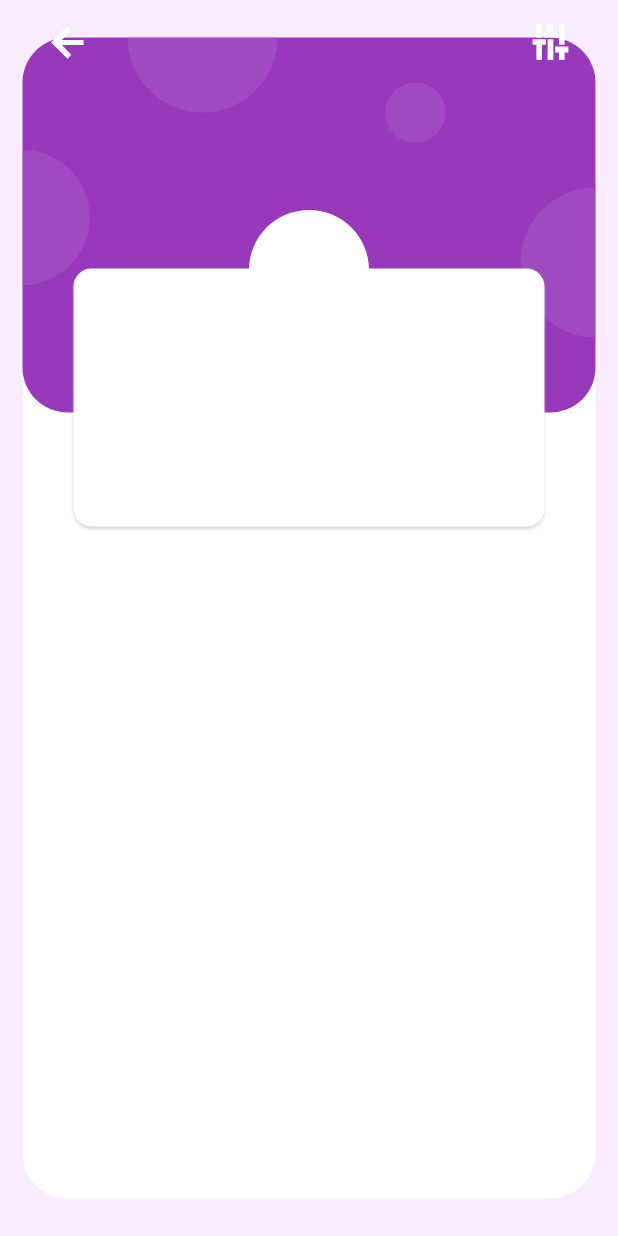
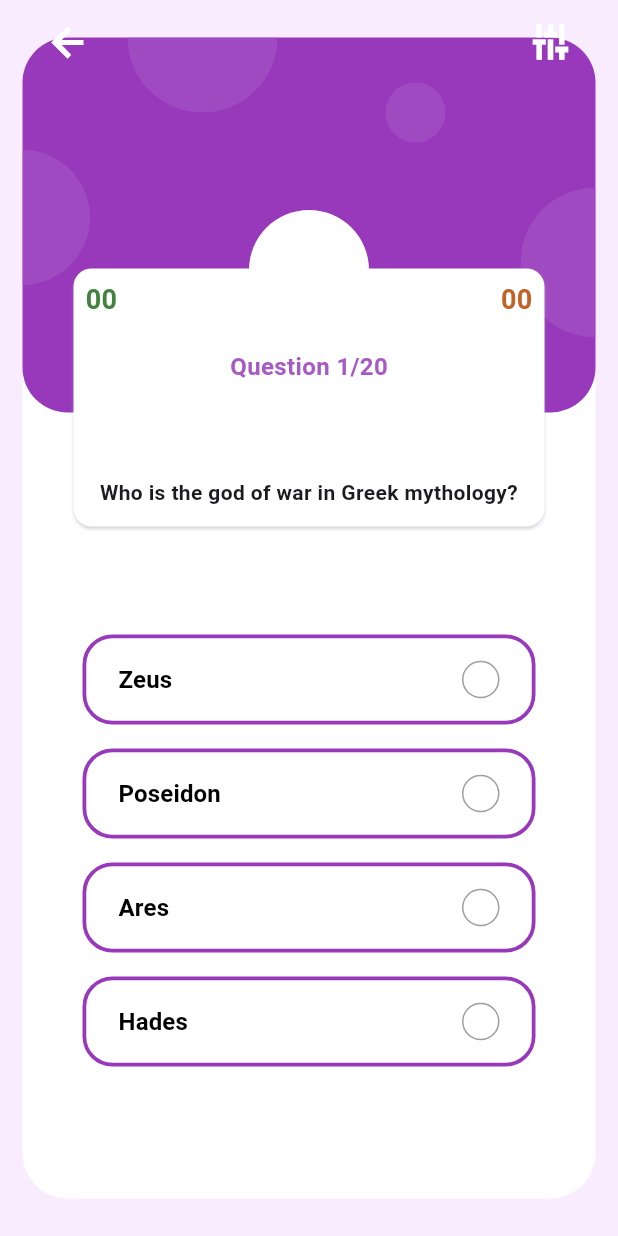
Before and after one commit to Rivalst/quiz_app_3, a Flutter app: the screen it shows after launch, on a phone screen of 412 x 824 dp. Run offline on Flutter 3.47's test engine with Material 3 defaults, Android fonts, the phone set to English and light mode, and no system bars; our stand-ins replace bloc, flutter_bloc, freezed_annotation.

Commit message:
Created buttons

```diff
--- a/lib/src/core/util/helper.dart
+++ b/lib/src/core/util/helper.dart
@@ -34,6 +34,15 @@ class QuizHelperOlympusOfZeusQuestions extends QuizHelper {
         {'text': 'El Dorado', 'score': 0},
         {'text': 'Asgard', 'score': 0},
         {'text': 'Elysium', 'score': 100},
+      ],
+    },
+    {
+      'questionText': 'What were Zeus\' brothers names.?',
+      'answers': [
+        {'text': 'Hephastus and Apollo', 'score': 0},
+        {'text': 'Hermes and Cronos', 'score': 0},
+        {'text': 'Poisiden And Hades', 'score': 100},
+        {'text': 'Hades and Ares', 'score': 0},
       ],
     },
     {
--- a/lib/src/core/util/theme.dart
+++ b/lib/src/core/util/theme.dart
@@ -1,4 +1,3 @@
-
 import 'dart:ui';
 
 /// {@template initialization_processor}
@@ -10,6 +9,9 @@ abstract class AppColors {
   static const whitePurple = Color(0xFFf8ecfe);
   static const white = Color(0xFFFFFFFF);
   static const purple = Color(0xFF9838bb);
+  static const lightPurple = Color(0xFFa75ac4);
   static const lowPurple = Color(0xFFa04ac1);
   static const green = Color(0xFF41823f);
+  static const orange = Color(0xFFc26226);
+  static const red = Color(0xFFe74c45);
 }
--- a/lib/src/features/quiz/bloc/quiz_score_bloc.dart
+++ b/lib/src/features/quiz/bloc/quiz_score_bloc.dart
@@ -7,19 +7,20 @@ part 'quiz_score_bloc.freezed.dart';
 class QuizScoreState with _$QuizScoreState {
   const QuizScoreState._();
 
-  (
-    int score,
-    int correctAnswers,
-    int incorrectAnswers,
-    int currentQuizIndex
-  ) get count => when<
+  (int score, int correctAnswers, int incorrectAnswers, int currentQuizIndex)
+      get count => when<
               (
                 int score,
                 int correctAnswers,
                 int incorrectAnswers,
                 int currentQuizIndex
               )>(
-        initial: (score, correctAnswers, incorrectAnswers, currentQuizIndex,) =>
+            initial: (
+              score,
+              correctAnswers,
+              incorrectAnswers,
+              currentQuizIndex,
+            ) =>
                 (score, correctAnswers, incorrectAnswers, currentQuizIndex),
           );
 
@@ -42,9 +43,9 @@ class QuizScoreEvent with _$QuizScoreEvent {
 class QuizScoreBloc extends Bloc<QuizScoreEvent, QuizScoreState> {
   QuizScoreBloc() : super(QuizScoreState.initial()) {
     on<QuizScoreEvent>(
-      (event, emitter) {
-        event.map(
-          increment: (event) {
+      (event, emitter) async {
+        await event.map(
+          increment: (event) async {
             int correctAnswersIncrement = event.isCorrectAnswer ? 1 : 0;
             int incorrectAnswersIncrement = event.isCorrectAnswer ? 0 : 1;
 
@@ -54,8 +55,12 @@ class QuizScoreBloc extends Bloc<QuizScoreEvent, QuizScoreState> {
                 correctAnswers: state.correctAnswers + correctAnswersIncrement,
                 incorrectAnswers:
                     state.incorrectAnswers + incorrectAnswersIncrement,
-                currentQuizIndex: state.currentQuizIndex + 1,
               ),
+            );
+            await Future.delayed(const Duration(seconds: 3));
+
+            emitter(
+              state.copyWith(currentQuizIndex: state.currentQuizIndex + 1),
             );
           },
         );
--- /dev/null
+++ b/lib/src/features/quiz/widgets/helpers/buttons.dart
@@ -0,0 +1,203 @@
+import 'package:flutter/material.dart';
+import 'package:quiz_app_3/src/core/util/theme.dart';
+import 'package:quiz_app_3/src/features/app/model/quiz_model/quiz_model.dart';
+
+class Buttons extends StatefulWidget {
+  final Quiz quiz;
+  final Function({
+    required int score,
+    required bool isCorrect,
+  }) selectedAnswer;
+
+  const Buttons({
+    super.key,
+    required this.quiz,
+    required this.selectedAnswer,
+  });
+
+  @override
+  State<Buttons> createState() => _ButtonsState();
+}
+
+class _ButtonsState extends State<Buttons> {
+  String? _selectedAnswer;
+  bool _answered = false;
+
+  @override
+  void didUpdateWidget(covariant Buttons oldWidget) {
+    if (oldWidget.quiz.questionText != widget.quiz.questionText) {
+      setState(() {
+        _selectedAnswer = null;
+        _answered = false;
+      });
+    }
+    super.didUpdateWidget(oldWidget);
+  }
+
+  @override
+  Widget build(BuildContext context) {
+    return Padding(
+      padding: const EdgeInsets.fromLTRB(40.0, 16.0, 40.0, 80.0),
+      child: Column(
+        children: widget.quiz.answers.map(
+          (e) {
+            return _AnswerButton(
+              answer: e.text,
+              score: e.score,
+              answered: _answered,
+              isSelected: e.text == _selectedAnswer,
+              onPressed: _selectedAnswer == null
+                  ? () {
+                      final isCorrect = e.score > 0;
+
+                      widget.selectedAnswer(
+                        score: e.score,
+                        isCorrect: isCorrect,
+                      );
+                      setState(
+                        () {
+                          _selectedAnswer = e.text;
+                          _answered = true;
+                        },
+                      );
+                    }
+                  : () => null,
+            );
+          },
+        ).toList(),
+      ),
+    );
+  }
+}
+
+class _AnswerButton extends StatelessWidget {
+  final String answer;
+  final VoidCallback onPressed;
+  final bool isSelected;
+  final bool answered;
+  final int score;
+
+  const _AnswerButton({
+    required this.answer,
+    required this.onPressed,
+    required this.isSelected,
+    required this.answered,
+    required this.score,
+  });
+
+  @override
+  Widget build(BuildContext context) {
+    IconData? icon;
+    Color iconBackgroundColor;
+    Color borderColor;
+
+    if (isSelected) {
+      if (answered && score <= 0) {
+        // Если кнопка выбрана и ответ дан, и score <= 0, показываем иконку Icons.close
+        icon = Icons.close;
+        iconBackgroundColor = AppColors.red;
+        borderColor = Colors.transparent;
+      } else if (answered && score > 0) {
+        // Если кнопка выбрана и ответ дан, и score > 0, показываем иконку Icons.done
+        icon = Icons.done;
+        iconBackgroundColor = AppColors.purple;
+        borderColor = Colors.transparent;
+      } else {
+        // Иначе (кнопка выбрана, но ответ еще не дан), не показываем иконку
+        icon = null;
+        iconBackgroundColor = Colors.transparent;
+        borderColor = Colors.grey;
+      }
+    } else {
+      // Если кнопка не выбрана, не показываем иконку
+      icon = null;
+      iconBackgroundColor = Colors.transparent;
+      borderColor = Colors.grey;
+    }
+
+    return Padding(
+      padding: const EdgeInsets.symmetric(vertical: 8.0),
+      child: SizedBox(
+        width: double.infinity,
+        height: 60,
+        child: ElevatedButton(
+          onPressed: onPressed,
+          style: ElevatedButton.styleFrom(
+            backgroundColor: AppColors.white,
+            surfaceTintColor: AppColors.white,
+            shadowColor: AppColors.white,
+            side: const BorderSide(
+              color: AppColors.purple,
+              width: 2.5,
+            ),
+            elevation: 0,
+            shape: RoundedRectangleBorder(
+              borderRadius: BorderRadius.circular(20.0),
+            ),
+          ),
+          child: Row(
+            mainAxisAlignment: MainAxisAlignment.spaceBetween,
+            children: [
+              Flexible(
+                child: FittedBox(
+                  fit: BoxFit.scaleDown,
+                  child: Text(
+                    answer,
+                    softWrap: true,
+                    style: const TextStyle(
+                      fontWeight: FontWeight.w600,
+                      fontSize: 16.0,
+                      color: Colors.black,
+                    ),
+                  ),
+                ),
+              ),
+              Container(
+                width: 25,
+                height: 25,
+                decoration: BoxDecoration(
+                  shape: BoxShape.circle,
+                  color: iconBackgroundColor,
+                  border: Border.all(
+                    color: borderColor
+                  ),
+                ),
+                child: icon != null
+                    ? Icon(
+                        icon,
+                        color: Colors.white,
+                        size: 20.0,
+                      )
+                    : null,
+              ),
+              // isSelected
+              //     ? Container(
+              //         width: 25,
+              //         height: 25,
+              //         decoration: const BoxDecoration(
+              //           shape: BoxShape.circle,
+              //           color: Colors.deepPurple,
+              //         ),
+              //         child: const Icon(
+              //           Icons.done,
+              //           color: Colors.white,
+              //           size: 20.0,
+              //         ),
+              //       )
+              //     : Container(
+              //         width: 25,
+              //         height: 25,
+              //         decoration: BoxDecoration(
+              //           shape: BoxShape.circle,
+              //           border: Border.all(
+              //             color: Colors.grey,
+              //           ),
+              //         ),
+              //       ),
+            ],
+          ),
+        ),
+      ),
+    );
+  }
+}
--- a/lib/src/features/quiz/widgets/quiz_card.dart
+++ b/lib/src/features/quiz/widgets/quiz_card.dart
@@ -6,7 +6,9 @@ import 'package:quiz_app_3/src/features/app/bloc/quiz_bloc.dart';
 import 'package:quiz_app_3/src/features/app/model/quiz_model/quiz_model.dart';
 
 import 'package:quiz_app_3/src/features/quiz/bloc/quiz_score_bloc.dart';
+import 'package:quiz_app_3/src/features/quiz/widgets/helpers/buttons.dart';
 import 'package:quiz_app_3/src/features/quiz/widgets/helpers/half_circle.dart';
+import 'package:quiz_app_3/src/features/result/result_screen.dart';
 
 class QuizCard extends StatefulWidget {
   const QuizCard({super.key});
@@ -16,17 +18,18 @@ class QuizCard extends StatefulWidget {
 }
 
 class _QuizCardState extends State<QuizCard> {
-
   @override
   void initState() {
     _quizzes = context.read<QuizBloc>().state.quizzes!;
     _quizzesLength = _quizzes.length;
     super.initState();
   }
+
   @override
   Widget build(BuildContext context) {
     return BlocBuilder<QuizScoreBloc, QuizScoreState>(
       builder: (context, state) {
+        final index = state.currentQuizIndex;
         return Padding(
           padding: const EdgeInsets.symmetric(
             horizontal: 15.0,
@@ -53,7 +56,8 @@ class _QuizCardState extends State<QuizCard> {
                       borderRadius: BorderRadius.circular(30.0),
                       color: AppColors.purple,
                     ),
-                      child: const HalfCircleStack()),
+                    child: const HalfCircleStack(),
+                  ),
                 ),
               ),
               Positioned(
@@ -66,15 +70,54 @@ class _QuizCardState extends State<QuizCard> {
                     color: AppColors.white,
                     surfaceTintColor: AppColors.white,
                     shadowColor: AppColors.whitePurple,
+                    child: Padding(
+                      padding: const EdgeInsets.all(8.0),
                       child: Column(
                         mainAxisSize: MainAxisSize.max,
                         children: [
                           Row(
                             mainAxisAlignment: MainAxisAlignment.spaceBetween,
                             children: [
+                              Text(
+                                state.correctAnswers.formatNumber(),
+                                style: const TextStyle(
+                                  color: AppColors.green,
+                                  fontWeight: FontWeight.w700,
+                                  fontSize: 18.0,
+                                ),
+                              ),
+                              Text(
+                                state.incorrectAnswers.formatNumber(),
+                                style: const TextStyle(
+                                  color: AppColors.orange,
+                                  fontWeight: FontWeight.w700,
+                                  fontSize: 18.0,
+                                ),
+                              ),
                             ],
-                        )
+                          ),
+                          Padding(
+                            padding: const EdgeInsets.only(top: 20),
+                            child: Text(
+                              'Question ${state.currentQuizIndex + 1}/$_quizzesLength',
+                              style: const TextStyle(
+                                  color: AppColors.lightPurple,
+                                  fontWeight: FontWeight.w700,
+                                  fontSize: 16.0),
+                            ),
+                          ),
+                          const Spacer(),
+                          Padding(
+                            padding: const EdgeInsets.only(bottom: 5.0),
+                            child: Text(
+                              _quizzes[index].questionText,
+                              textAlign: TextAlign.center,
+                              style:
+                                  const TextStyle(fontWeight: FontWeight.w600),
+                            ),
+                          ),
                         ],
+                      ),
                     ),
                   ),
                 ),
@@ -93,6 +136,15 @@ class _QuizCardState extends State<QuizCard> {
                   ),
                 ),
               ),
+              Positioned(
+                left: 0,
+                right: 0,
+                bottom: 0,
+                child: Buttons(
+                  quiz: _quizzes[index],
+                  selectedAnswer: _selectedAnswer,
+                ),
+              )
             ],
           ),
         );
@@ -100,6 +152,28 @@ class _QuizCardState extends State<QuizCard> {
     );
   }
 
+  void _selectedAnswer({
+    required int score,
+    required bool isCorrect,
+  }) {
+    final scoreBloc = context.read<QuizScoreBloc>();
+    final currentIndex = scoreBloc.state.currentQuizIndex;
+
+    scoreBloc.add(
+        QuizScoreEvent.increment(score: score, isCorrectAnswer: isCorrect));
+
+    if (currentIndex >= _quizzes.length - 1) {
+      Navigator.of(context).pushReplacement(
+        MaterialPageRoute(
+          builder: (context) => ResultScreen(
+            score: scoreBloc.state.score,
+          ),
+        ),
+      );
+      return;
+    }
+  }
+
   late List<Quiz> _quizzes;
   late int _quizzesLength;
 }
```
Lines whose indentation alone changed are shown as unchanged.
